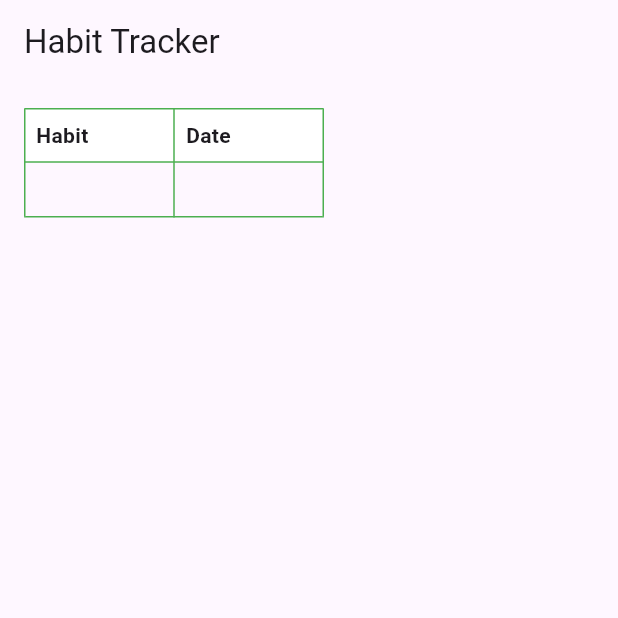
After one commit to Gracie-Curiel/CMPS3390-Project01, a Flutter app: the HabitTrackerScreen screen opened directly, on a phone screen of 412 x 824 dp, the top half of it. The commit adds this screen. Run offline on Flutter 3.47's test engine with Material 3 defaults, Android fonts, the phone set to English and light mode, and no system bars.

Commit message:
Added App2.dart

```diff
--- /dev/null
+++ b/lib/App2.dart
@@ -0,0 +1,75 @@
+import 'package:flutter/material.dart';
+
+// MAIN FUNCTION
+void main() {
+  runApp(const MyApp());
+}
+
+// 1ST CLASS: ROOT
+class MyApp extends StatelessWidget {
+  const MyApp({super.key});
+
+  @override
+  Widget build(BuildContext context) {
+    return const MaterialApp(home: HabitTrackerScreen());
+  }
+}
+
+// 2ND CLASS: VIEW
+class HabitTrackerScreen extends StatelessWidget {
+  const HabitTrackerScreen({super.key});
+
+  @override
+  Widget build(BuildContext context) {
+    return Scaffold(
+      appBar: AppBar(title: const Text("Habit Tracker")),
+      body: const Padding(padding: EdgeInsets.all(16.0), child: HabitTable()),
+    );
+  }
+}
+
+// 3RD CLASS: HABIT TABLE
+class HabitTable extends StatelessWidget {
+  const HabitTable({super.key});
+
+  @override
+  Widget build(BuildContext context) {
+    return Table(
+      border: TableBorder.all(color: Colors.green),
+      columnWidths: const {0: FixedColumnWidth(100), 1: FixedColumnWidth(100)},
+      children: [
+        TableRow(
+          decoration: const BoxDecoration(color: Colors.white),
+          children: const [
+            // FIRST COLUMN
+            Padding(
+              padding: EdgeInsets.all(8.0),
+              child: Text(
+                "Habit",
+                style: TextStyle(fontWeight: FontWeight.bold),
+              ),
+            ),
+
+            // SECOND COLUMN
+            Padding(
+              padding: EdgeInsets.all(8.0),
+              child: Text(
+                "Date",
+                style: TextStyle(fontWeight: FontWeight.bold),
+              ),
+            ),
+          ],
+        ),
+        const TableRow(
+          children: [
+            // FIRST ROW
+            Padding(padding: EdgeInsets.all(8.0), child: Text("")),
+
+            // SECOND ROW
+            Padding(padding: EdgeInsets.all(8.0), child: Text("")),
+          ],
+        ),
+      ],
+    );
+  }
+}
```
Also changed, not shown: lib/App1.dart (+6 -10 lines).
